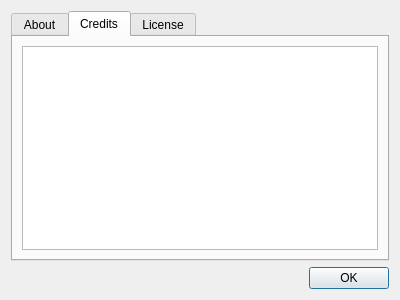
Before: the Qt Designer form Nagstamon/QUI/dialog_about.ui in HenriWahl/Nagstamon, drawn with Qt 5.
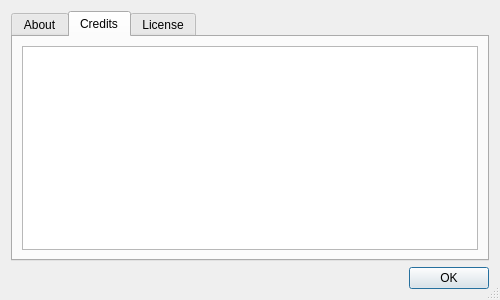
After: the same form once the commit is applied. The open tabs and pages were chosen to show the change.

Commit message: finished about dialog

The edit to the form file:
```diff
--- a/Nagstamon/QUI/dialog_about.ui
+++ b/Nagstamon/QUI/dialog_about.ui
@@ -6,13 +6,19 @@
    <rect>
     <x>0</x>
     <y>0</y>
-    <width>400</width>
+    <width>500</width>
     <height>300</height>
    </rect>
   </property>
   <property name="windowTitle">
    <string>About Nagstamon</string>
   </property>
+  <property name="sizeGripEnabled">
+   <bool>true</bool>
+  </property>
+  <property name="modal">
+   <bool>true</bool>
+  </property>
   <layout class="QGridLayout" name="gridLayout">
    <item row="0" column="0">
     <widget class="QTabWidget" name="tabs">
@@ -111,7 +117,7 @@
       </attribute>
       <layout class="QVBoxLayout" name="verticalLayout">
        <item>
-        <widget class="QTextEdit" name="textedit_credits"/>
+        <widget class="QTextBrowser" name="textedit_credits"/>
        </item>
       </layout>
      </widget>
```
Left out of the diff: 2 changed lines with no effect on the pictures. The commit also changes 3 other files.
